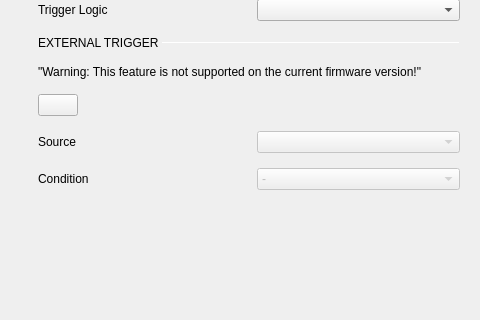
Before: the Qt Designer form ui/logic_analyzer.ui in analogdevicesinc/scopy, drawn with Qt 5; both pictures show x 800 to 1280 and y 232 to 552 of the 1280 by 654 pixel window.
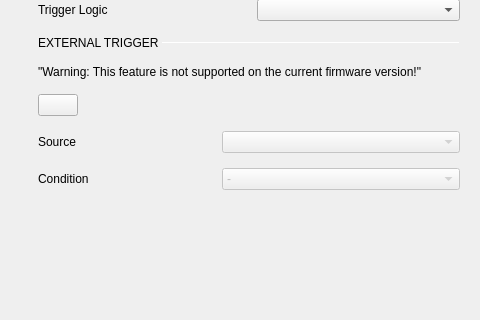
After: the same form once the commit is applied. The open tabs and pages were chosen to show the change. Icons and pictures are not drawn. Custom widgets are drawn as their Qt base class.

Commit message:
UI: LogicAnalyzer: increases minimum contents length for trigger source
Even though we would need a minimum on 20 characthers, we still need to take into acount that when hovering an item, the font size increases

```diff
--- a/ui/logic_analyzer.ui
+++ b/ui/logic_analyzer.ui
@@ -1248,6 +1248,9 @@
                         <property name="enabled">
                          <bool>false</bool>
                         </property>
+                        <property name="minimumContentsLength">
+                         <number>26</number>
+                        </property>
                        </widget>
                       </item>
                       <item row="1" column="1">
```
